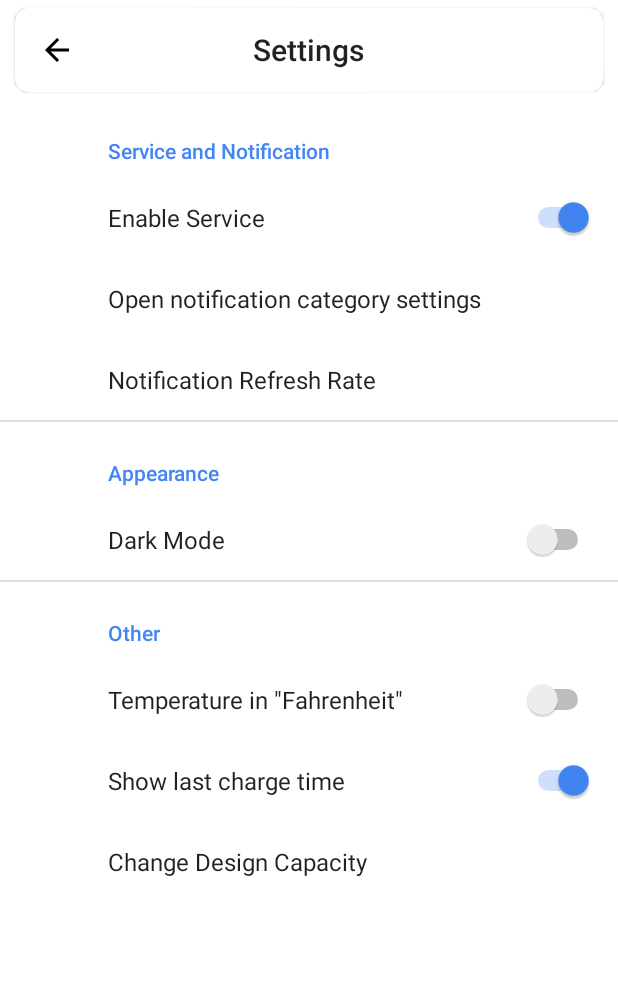
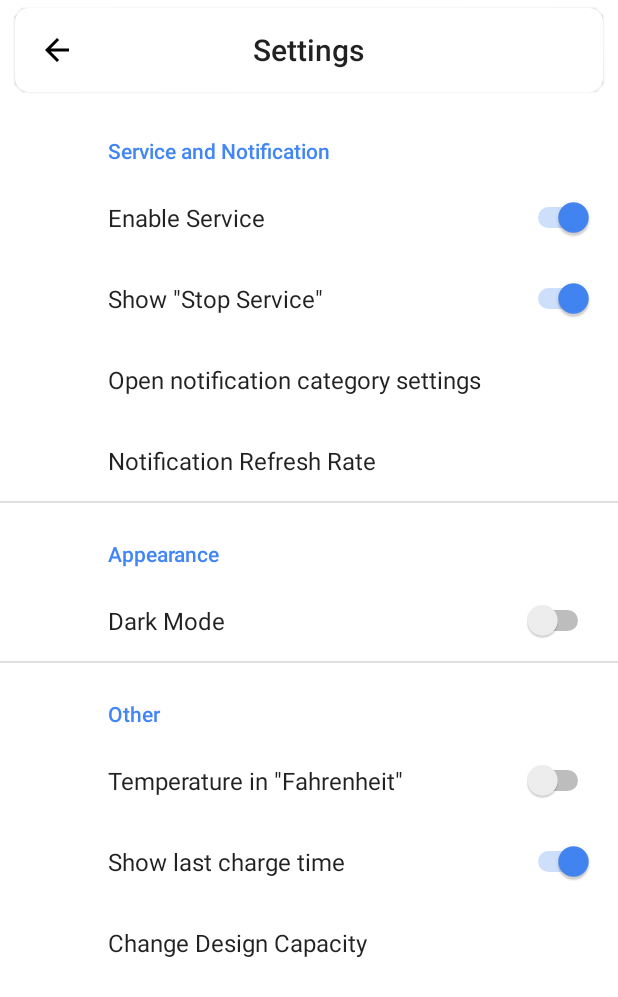
Before and after one commit to Ph03niX-X/CapacityInfo, an Android app: the SettingsFragment screen opened directly, with no data from a screen before it, on a phone screen of 412 x 824 dp. Shown: the top 997 px of the screen. Run offline under Robolectric (Android 15) with nearby library versions, the phone set to English and light mode, and no system bars; our stand-ins replace androidx.preference.

Commit message:
Added "Show "Stop Service""

```diff
--- a/app/build.gradle
+++ b/app/build.gradle
@@ -11,7 +11,7 @@ android {
         applicationId "com.ph03nix_x.capacityinfo"
         minSdkVersion 21
         targetSdkVersion 29
-        versionCode 78
+        versionCode 80
         versionName "2.1"
         testInstrumentationRunner "androidx.test.runner.AndroidJUnitRunner"
     }
--- a/app/src/main/java/com/ph03nix_x/capacityinfo/Preferences.kt
+++ b/app/src/main/java/com/ph03nix_x/capacityinfo/Preferences.kt
@@ -8,5 +8,7 @@ enum class Preferences(val prefName: String) {
 
     LastChargeTime("last_charge_time"), ShowLastChargeTime("show_last_charge_time"), BatteryLevelWith("battery_level_with"),
 
-    BatteryLevelTo("battery_level_to"), EnableService("enable_service"), NotificationRefreshRate("notification_refresh_rate")
+    BatteryLevelTo("battery_level_to"), EnableService("enable_service"), NotificationRefreshRate("notification_refresh_rate"),
+
+    IsShowServiceStop("is_show_stop_service")
 }
--- a/app/src/main/java/com/ph03nix_x/capacityinfo/fragment/SettingsFragment.kt
+++ b/app/src/main/java/com/ph03nix_x/capacityinfo/fragment/SettingsFragment.kt
@@ -24,11 +24,16 @@ import com.ph03nix_x.capacityinfo.services.CapacityInfoService
 class SettingsFragment : PreferenceFragmentCompat() {
 
     private lateinit var pref: SharedPreferences
+    private var showStopService: SwitchPreference? = null
 
     override fun onCreatePreferences(savedInstanceState: Bundle?, rootKey: String?) {
         addPreferencesFromResource(R.xml.settings)
 
         pref = PreferenceManager.getDefaultSharedPreferences(requireActivity())
+
+        showStopService = findPreference(Preferences.IsShowServiceStop.prefName)
+
+        showStopService?.isEnabled = pref.getBoolean(Preferences.EnableService.prefName, true)
 
         val darkMode: SwitchPreference = findPreference(Preferences.DarkMode.prefName)!!
         darkMode.setOnPreferenceChangeListener { _, _ ->
@@ -72,8 +77,16 @@ class SettingsFragment : PreferenceFragmentCompat() {
                 if(CapacityInfoService.instance == null) startService()
             }
 
+            showStopService?.isEnabled = b
             openNotificationCategorySettings?.isEnabled = b
             notificationRefreshRate.isEnabled = b
+            return@setOnPreferenceChangeListener true
+        }
+
+        showStopService?.setOnPreferenceChangeListener { _, b ->
+
+            pref.edit().putBoolean(Preferences.IsShowServiceStop.prefName, b as Boolean).apply()
+
             return@setOnPreferenceChangeListener true
         }
 
--- a/app/src/main/java/com/ph03nix_x/capacityinfo/services/CapacityInfoService.kt
+++ b/app/src/main/java/com/ph03nix_x/capacityinfo/services/CapacityInfoService.kt
@@ -192,7 +192,9 @@ class CapacityInfoService : Service() {
             setContentIntent(openApp)
             setStyle(NotificationCompat.BigTextStyle().bigText(getStatus()))
             setShowWhen(false)
-            addAction(-1, getString(R.string.stop_service), stopService)
+
+            if(pref.getBoolean(Preferences.IsShowServiceStop.prefName, true))
+                addAction(-1, getString(R.string.stop_service), stopService)
         }
 
         startForeground(101, notificationBuilder.build())
--- a/app/src/main/res/values/strings.xml
+++ b/app/src/main/res/values/strings.xml
@@ -45,4 +45,5 @@
     <string name="service_and_notification">Service and Notification</string>
     <string name="appearance">Appearance</string>
     <string name="other">Other</string>
+    <string name="show_stop_service">"Show \"Stop Service\""</string>
 </resources>
--- a/app/src/main/res/xml/settings.xml
+++ b/app/src/main/res/xml/settings.xml
@@ -12,6 +12,11 @@
                 android:defaultValue="true"
                 android:key="enable_service"/>
 
+        <SwitchPreference
+                android:title="@string/show_stop_service"
+                android:defaultValue="true"
+                android:key="is_show_stop_service"/>
+
         <Preference
             android:title="@string/open_notification_category_settings"
             android:key="open_notification_category_settings"/>
@@ -19,6 +24,7 @@
         <Preference
                 android:title="@string/notification_refresh_rate"
                 android:key="notification_refresh_rate" />
+
     </PreferenceCategory>
 
     <PreferenceCategory app:title="@string/appearance"
```
